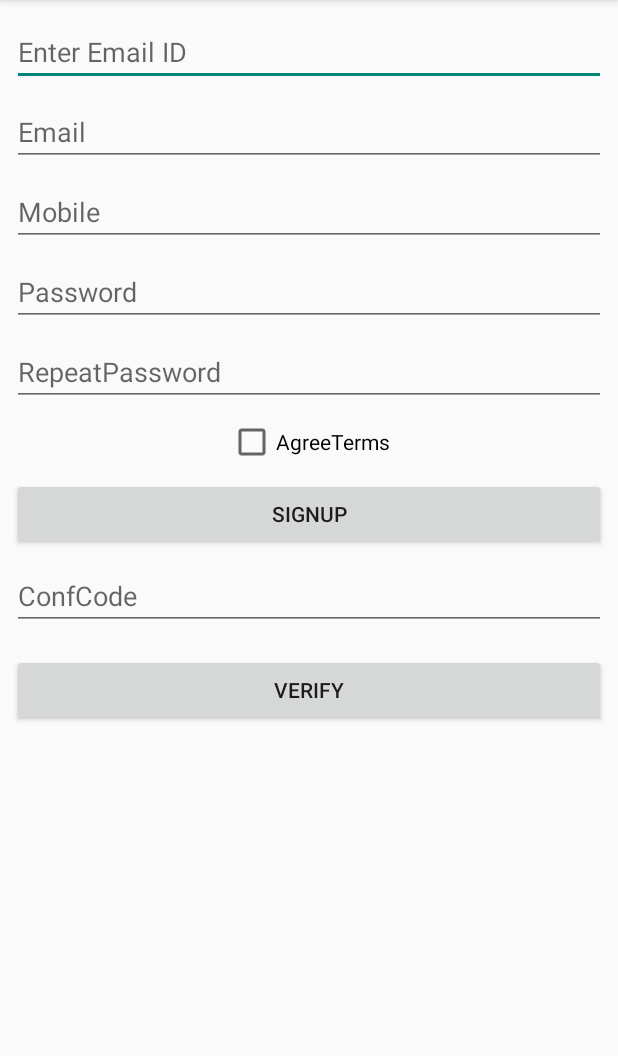
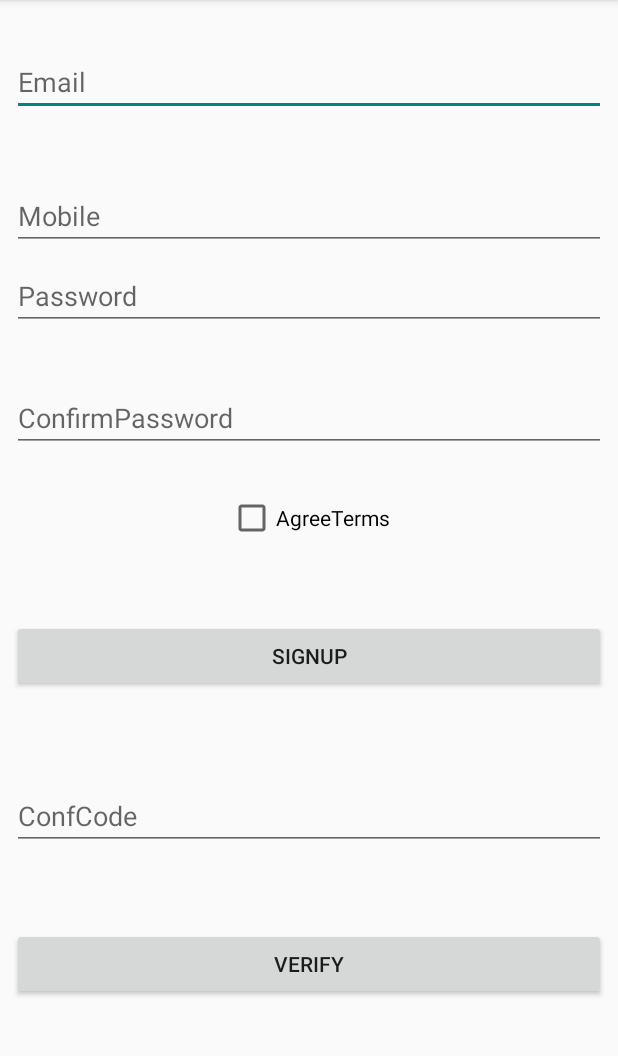
Before and after one commit to sanjayk618-test/Superapp, an Android app built with Jetpack Compose: the Signup screen opened directly, with no data from a screen before it, after a tap on "SIGNUP", on a phone screen of 412 x 824 dp, the part 84-1140 px from its top. Run offline under Robolectric (Android 15) with nearby library versions, the phone set to English and light mode, and no system bars; libraries missing offline, so code that uses them is left out: com.amazonaws.mobileconnectors, com.amazonaws.services; 2 statements that could not run were skipped.

```diff
--- a/app/build.gradle
+++ b/app/build.gradle
@@ -92,7 +92,7 @@ dependencies {
     implementation 'com.amazonaws:aws-android-sdk-cognitoidentityprovider:2.16.13'
 
 
-
+    implementation 'com.android.volley:volley:1.2.1'
 
 
     //implementation fileTree(include: ['*.jar'], dir: 'libs')
--- a/app/src/main/java/com/example/superapp/Cognito.java
+++ b/app/src/main/java/com/example/superapp/Cognito.java
@@ -3,8 +3,10 @@ package com.example.superapp;
 
 import android.content.Context;
 import android.content.Intent;
+import android.content.SharedPreferences;
 import android.util.Log;
 import android.widget.Toast;
+
 
 
 import com.amazonaws.auth.AWSCredentialsProvider;
@@ -34,6 +36,13 @@ import com.amazonaws.services.cognitoidentityprovider.model.SignUpResult;
 
 
 import static android.content.ContentValues.TAG;
+import static android.content.Context.MODE_PRIVATE;
+
+import org.json.JSONException;
+import org.json.JSONObject;
+
+import java.util.HashMap;
+import java.util.Map;
 
 
 public class Cognito {
@@ -47,7 +56,11 @@ public class Cognito {
     private CognitoUserAttributes userAttributes;       // Used for adding attributes to the user
     private Context appContext;
 
-    private String userPassword;                        // Used for Login
+    private String userPassword; // Used for Login
+
+    public SharedPreferences sdp;
+    public static final String PREF_NAME = "datain";
+
 
 
 
@@ -55,9 +68,8 @@ public class Cognito {
         appContext = context;
         userPool = new CognitoUserPool(context, this.poolID, this.clientID, this.clientSecret, this.awsRegion);
         userAttributes = new CognitoUserAttributes();
+
     }
-
-
 
 
 
@@ -96,10 +108,12 @@ public class Cognito {
         @Override
         public void onSuccess(CognitoUser user, SignUpResult signUpResult) {
             Log.d(TAG, "Sign-up success");
-            Toast.makeText(appContext,"Sign-up success", Toast.LENGTH_LONG).show();
+            Toast.makeText(appContext,"Sign-up success, Please Open Your Mailbox For Code", Toast.LENGTH_LONG).show();
             // Check if this user (cognitoUser) needs to be confirmed
-            boolean userConfirmed = true;
+            boolean userConfirmed = false;
             if(!userConfirmed) {
+
+
                 // This user must be confirmed and a confirmation code was sent to the user
                 // cognitoUserCodeDeliveryDetails will indicate where the confirmation code was sent
                 // Get the confirmation code from user
@@ -129,6 +143,14 @@ public class Cognito {
         public void onSuccess() {
             // User was successfully confirmed
             Toast.makeText(appContext,"User Confirmed", Toast.LENGTH_LONG).show();
+            Log.d(TAG, "user confirmed");
+
+
+
+
+            startloginactivity();
+
+
 
         }
 
@@ -137,7 +159,14 @@ public class Cognito {
             // User confirmation failed. Check exception for the cause.
 
         }
+
     };
+
+    public void startloginactivity(){
+        Intent intent = new Intent(appContext, Login.class);
+        intent.addFlags(Intent.FLAG_ACTIVITY_NEW_TASK);
+        appContext.startActivity(intent);
+    }
 
     public void addAttribute(String key, String value){
         userAttributes.addAttribute(key, value);
@@ -164,8 +193,16 @@ public class Cognito {
             String accessToken = userSession.getAccessToken().getJWTToken();
             String idtoken=userSession.getIdToken().getJWTToken();
 
+            sdp = appContext.getSharedPreferences(PREF_NAME, Context.MODE_PRIVATE);
+
+            SharedPreferences.Editor editor = sdp.edit();
+            editor.putString("key1", idtoken);
+            editor.apply();
+
             Log.d("Access Token : ", "Access Token = " + accessToken);
             Log.d("ID token : ", "ID Token = " + idtoken);
+
+
 
 
 
@@ -176,6 +213,7 @@ public class Cognito {
 
 
         }
+
 
         public void startMyLocationLayerActivity()
         {
@@ -215,6 +253,8 @@ public class Cognito {
         }
     };
 
+
+
     public String getPoolID() {
         return poolID;
     }
--- a/app/src/main/java/com/example/superapp/ConfirmActivity.java
+++ b/app/src/main/java/com/example/superapp/ConfirmActivity.java
@@ -22,5 +22,8 @@ public class ConfirmActivity extends AppCompatActivity {
 
         Log.d("In conifrm", "Count : " + count);
 
+
+
+
     }
 }
--- a/app/src/main/java/com/example/superapp/MyLocationLayerActivity.java
+++ b/app/src/main/java/com/example/superapp/MyLocationLayerActivity.java
@@ -103,6 +103,7 @@ public class MyLocationLayerActivity extends AppCompatActivity
             // to handle the case where the user grants the permission. See the documentation
             // for ActivityCompat#requestPermissions for more details.
             return;
+
         }
         locationManager.requestLocationUpdates(provider, 400, 1, this);
     }
@@ -110,6 +111,7 @@ public class MyLocationLayerActivity extends AppCompatActivity
     @Override
     protected void onPause() {
         super.onPause();
+
 
         // Remove location updates
         locationManager.removeUpdates(this);
@@ -151,6 +153,9 @@ public class MyLocationLayerActivity extends AppCompatActivity
                 edit.apply();
 
                 String useradd = sharedPreferences.getString("key2", "");
+
+
+
 
 
                 Log.d("In NextButton", "Address " + currentAddress + "From Shared Preference"+useradd);
@@ -253,6 +258,7 @@ public class MyLocationLayerActivity extends AppCompatActivity
                 .show();
         Log.d("OnMyLocation Button Click", "Address " +currentAddress );
 
+
         // Return false so that we don't consume the event and the default behavior still occurs
         // (the camera animates to the user's current position).
         return false;
--- a/app/src/main/java/com/example/superapp/Signup.java
+++ b/app/src/main/java/com/example/superapp/Signup.java
@@ -13,6 +13,7 @@ import android.util.Log;
 import android.view.View;
 import android.widget.Button;
 import android.widget.EditText;
+import android.widget.Toast;
 
 import static android.content.ContentValues.TAG;
 
@@ -46,14 +47,14 @@ public class Signup extends AppCompatActivity {
     }
 
     private void initViewComponents () {
-        etUsername = findViewById(R.id.etUsername);
+   //     etUsername = findViewById(R.id.etUsername);
         etEmail = findViewById(R.id.etEmail);
         etMobile = findViewById(R.id.etMobile);
         etPass = findViewById(R.id.etPass);
         etRepeatPass = findViewById(R.id.etRepeatPass);
         etConfCode = findViewById(R.id.etConfCode);
 
-        String phone = "+91" + etMobile.getText().toString();
+        String email= etEmail.getText().toString();
 
         btnSignUp = findViewById(R.id.btnSignUp);
         btnVerify = findViewById(R.id.btnVerify);
@@ -62,15 +63,26 @@ public class Signup extends AppCompatActivity {
         btnSignUp.setOnClickListener(new View.OnClickListener() {
             @Override
             public void onClick(View view) {
-                if (etPass.getText().toString().endsWith(etRepeatPass.getText().toString())) {
-                    userId = etUsername.getText().toString().replace(" ", "");
-                    authentication.addAttribute("name", userId);
-                    authentication.addAttribute("+91"+"phone_number", etMobile.getText().toString().replace(" ", ""));
-                    authentication.addAttribute("email", etEmail.getText().toString().replace(" ", ""));
-                    authentication.signUpInBackground(userId, etPass.getText().toString());
-                } else {
 
+                String phone = etMobile.getText().toString().replace(" ", "");
+
+                if (phone.length() == 10) {
+
+                    if (etPass.getText().toString().endsWith(etRepeatPass.getText().toString())) {
+                        userId = etEmail.getText().toString().replace(" ", "");
+                        authentication.addAttribute("name", userId);
+                        authentication.addAttribute("phone_number", "+91" + etMobile.getText().toString().replace(" ", ""));
+                        authentication.addAttribute("email", etEmail.getText().toString().replace(" ", ""));
+                        authentication.signUpInBackground(userId, etPass.getText().toString());
+
+                    } else {
+                        Toast.makeText(getApplicationContext(), "Password Does Not Match", Toast.LENGTH_LONG).show();
+                    }
                 }
+                else{
+                    Toast.makeText(getApplicationContext(), "Phone number must be 10 digits", Toast.LENGTH_LONG).show();
+                }
+
             }
         });
 
--- a/app/src/main/res/layout/activity_signup.xml
+++ b/app/src/main/res/layout/activity_signup.xml
@@ -18,27 +18,13 @@
         android:layout_width="match_parent"
         android:layout_height="match_parent">
 
-        <EditText
-            android:id="@+id/etUsername"
-            android:layout_width="0dp"
-            android:layout_height="wrap_content"
-            android:layout_marginStart="8dp"
-            android:layout_marginTop="12dp"
-            android:layout_marginEnd="8dp"
-            android:ems="10"
-            android:hint="@string/EnterEmailID"
-            android:inputType="textPersonName"
-            app:layout_constraintEnd_toEndOf="parent"
-            app:layout_constraintHorizontal_bias="0.0"
-            app:layout_constraintStart_toStartOf="parent"
-            app:layout_constraintTop_toTopOf="parent" />
 
         <EditText
             android:id="@+id/etEmail"
             android:layout_width="0dp"
             android:layout_height="wrap_content"
             android:layout_marginStart="8dp"
-            android:layout_marginTop="8dp"
+            android:layout_marginTop="32dp"
             android:layout_marginEnd="8dp"
             android:ems="10"
             android:hint="@string/Email"
@@ -46,7 +32,7 @@
             app:layout_constraintEnd_toEndOf="parent"
             app:layout_constraintHorizontal_bias="0.0"
             app:layout_constraintStart_toStartOf="parent"
-            app:layout_constraintTop_toBottomOf="@+id/etUsername" />
+            app:layout_constraintTop_toTopOf="parent" />
 
         <EditText
             android:id="@+id/etPass"
@@ -67,13 +53,13 @@
             android:layout_width="0dp"
             android:layout_height="wrap_content"
             android:layout_marginStart="8dp"
-            android:layout_marginTop="8dp"
+            android:layout_marginTop="44dp"
             android:layout_marginEnd="8dp"
             android:ems="10"
             android:hint="@string/Mobile"
             android:inputType="textPersonName"
             app:layout_constraintEnd_toEndOf="parent"
-            app:layout_constraintHorizontal_bias="1.0"
+            app:layout_constraintHorizontal_bias="0.0"
             app:layout_constraintStart_toStartOf="parent"
             app:layout_constraintTop_toBottomOf="@+id/etEmail" />
 
@@ -82,7 +68,7 @@
             android:layout_width="0dp"
             android:layout_height="wrap_content"
             android:layout_marginStart="8dp"
-            android:layout_marginTop="8dp"
+            android:layout_marginTop="52dp"
             android:layout_marginEnd="8dp"
             android:text="@string/SignUp"
             app:layout_constraintEnd_toEndOf="parent"
@@ -95,12 +81,13 @@
             android:layout_width="0dp"
             android:layout_height="wrap_content"
             android:layout_marginStart="8dp"
-            android:layout_marginTop="8dp"
+            android:layout_marginTop="36dp"
             android:layout_marginEnd="8dp"
             android:ems="10"
-            android:hint="@string/RepeatPassword"
+            android:hint="@string/ConfirmPassword"
             android:inputType="textPassword"
             app:layout_constraintEnd_toEndOf="parent"
+            app:layout_constraintHorizontal_bias="0.0"
             app:layout_constraintStart_toStartOf="parent"
             app:layout_constraintTop_toBottomOf="@+id/etPass" />
 
@@ -109,7 +96,7 @@
             android:layout_width="wrap_content"
             android:layout_height="wrap_content"
             android:layout_marginStart="8dp"
-            android:layout_marginTop="8dp"
+            android:layout_marginTop="28dp"
             android:layout_marginEnd="8dp"
             android:text="@string/AgreeTerms"
             app:layout_constraintEnd_toEndOf="parent"
@@ -121,12 +108,13 @@
             android:layout_width="0dp"
             android:layout_height="wrap_content"
             android:layout_marginStart="8dp"
-            android:layout_marginTop="8dp"
+            android:layout_marginTop="60dp"
             android:layout_marginEnd="8dp"
             android:ems="10"
             android:hint="@string/ConfCode"
             android:inputType="number"
             app:layout_constraintEnd_toEndOf="parent"
+            app:layout_constraintHorizontal_bias="0.0"
             app:layout_constraintStart_toStartOf="parent"
             app:layout_constraintTop_toBottomOf="@+id/btnSignUp" />
 
@@ -135,7 +123,7 @@
             android:layout_width="0dp"
             android:layout_height="wrap_content"
             android:layout_marginStart="8dp"
-            android:layout_marginTop="16dp"
+            android:layout_marginTop="52dp"
             android:layout_marginEnd="8dp"
             android:text="@string/Verify"
             app:layout_constraintEnd_toEndOf="parent"
--- a/app/src/main/res/values/strings.xml
+++ b/app/src/main/res/values/strings.xml
@@ -13,4 +13,5 @@
     <string name="ConfCode">ConfCode</string>
     <string name="Verify">Verify</string>
     <string name="EnterConfirmationCode">ReEnter Confirmation Code</string>
+    <string name="ConfirmPassword">ConfirmPassword</string>
 </resources>
```
Also changed, not shown: app/src/main/java/com/example/superapp/DataHolder.java (added, +39 -0 lines), app/src/main/java/com/example/superapp/Login.java (+21 -0 lines), app/src/main/java/com/example/superapp/VerifiedActivity.java (+90 -0 lines).
